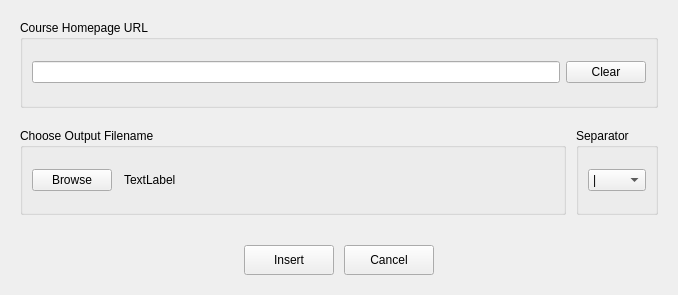
The window that memrise_scraper.ui (tombranfield/memrise_scraper) describes before a commit, drawn with Qt 5.
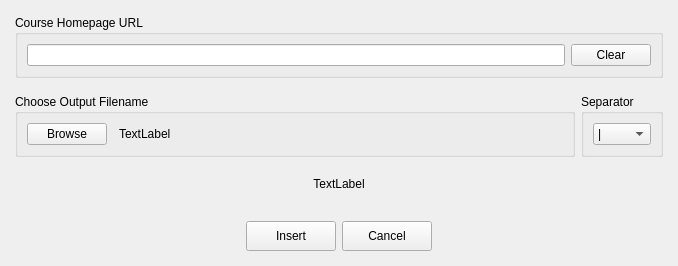
The same window after the commit.

Commit message: Added a status label to show what page is being scraped

What changed in the file:
```diff
--- a/memrise_scraper.ui
+++ b/memrise_scraper.ui
@@ -7,7 +7,7 @@
     <x>0</x>
     <y>0</y>
     <width>678</width>
-    <height>295</height>
+    <height>266</height>
    </rect>
   </property>
   <property name="sizePolicy">
@@ -21,20 +21,17 @@
   </property>
   <widget class="QWidget" name="centralwidget">
    <layout class="QVBoxLayout" name="verticalLayout_2">
-    <property name="spacing">
-     <number>10</number>
-    </property>
     <property name="leftMargin">
-     <number>20</number>
+     <number>15</number>
     </property>
     <property name="topMargin">
-     <number>20</number>
+     <number>15</number>
     </property>
     <property name="rightMargin">
-     <number>20</number>
+     <number>15</number>
     </property>
     <property name="bottomMargin">
-     <number>20</number>
+     <number>15</number>
     </property>
     <item>
      <widget class="QGroupBox" name="groupBox_3">
@@ -157,20 +154,20 @@
      </layout>
     </item>
     <item>
-     <spacer name="verticalSpacer_2">
-      <property name="orientation">
-       <enum>Qt::Vertical</enum>
+     <widget class="QLabel" name="status_label">
+      <property name="sizePolicy">
+       <sizepolicy hsizetype="Preferred" vsizetype="Minimum">
+        <horstretch>0</horstretch>
+        <verstretch>0</verstretch>
+       </sizepolicy>
       </property>
-      <property name="sizeType">
-       <enum>QSizePolicy::Preferred</enum>
+      <property name="text">
+       <string>TextLabel</string>
       </property>
-      <property name="sizeHint" stdset="0">
-       <size>
-        <width>20</width>
-        <height>10</height>
-       </size>
+      <property name="alignment">
+       <set>Qt::AlignCenter</set>
       </property>
-     </spacer>
+     </widget>
     </item>
     <item>
      <layout class="QHBoxLayout" name="horizontalLayout_4">
```
The commit also changes 2 other files.
